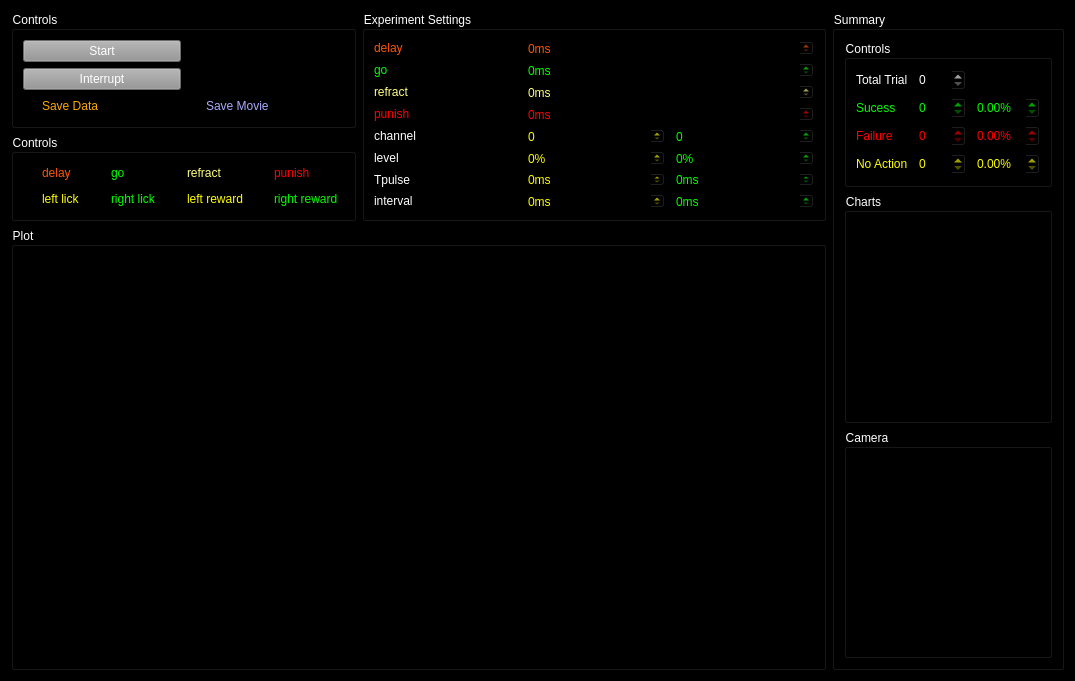
Above: VOTA_Control/VOTAScopeMS/block_training_plot.ui from VNMurthyLab/VOTA-1 before the change. Below: the same form after it.
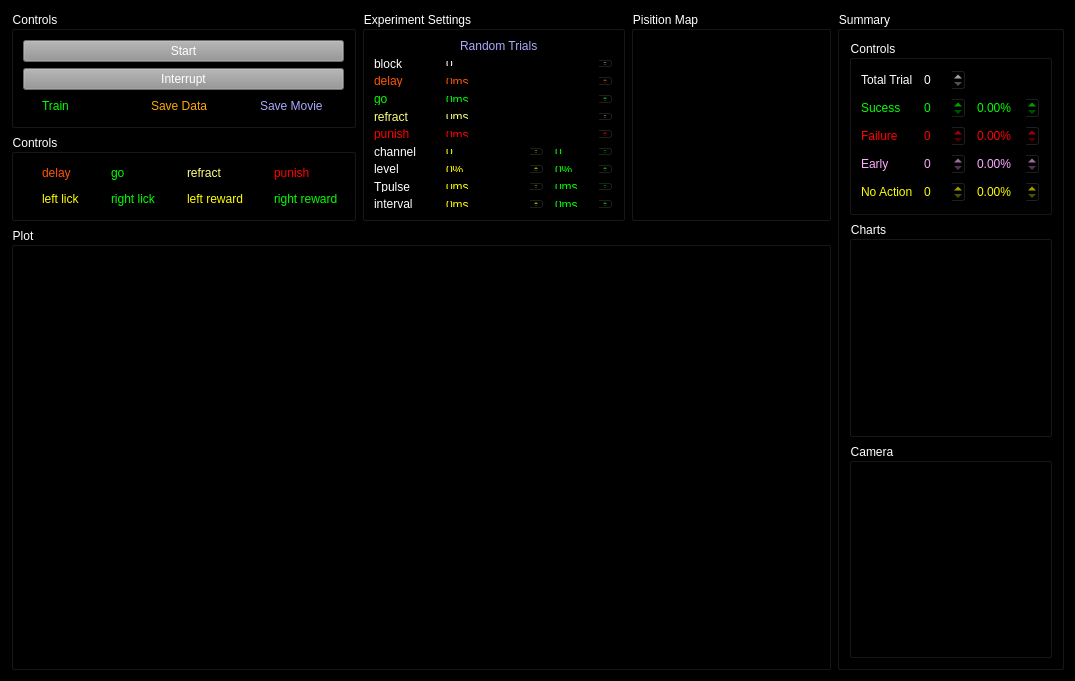
That is the form after the change.

The edit to the form file:
```diff
--- a/VOTA_Control/VOTAScopeMS/block_training_plot.ui
+++ b/VOTA_Control/VOTAScopeMS/block_training_plot.ui
@@ -20,7 +20,7 @@
    <string notr="true">background-color: rgb(0, 0, 0);</string>
   </property>
   <layout class="QGridLayout" name="gridLayout_2" rowstretch="0,0,0,0">
-   <item row="0" column="3" rowspan="4">
+   <item row="0" column="4" rowspan="4">
     <widget class="QGroupBox" name="summary_groupBox">
      <property name="sizePolicy">
       <sizepolicy hsizetype="Preferred" vsizetype="Preferred">
@@ -63,7 +63,7 @@
         </property>
         <layout class="QGridLayout" name="gridLayout_4">
          <item row="1" column="1">
-          <widget class="QDoubleSpinBox" name="num_of_success_doubleSpinBox">
+          <widget class="QDoubleSpinBox" name="success_doubleSpinBox">
            <property name="enabled">
             <bool>true</bool>
            </property>
@@ -101,35 +101,6 @@
            </property>
           </widget>
          </item>
-         <item row="2" column="1">
-          <widget class="QDoubleSpinBox" name="num_of_failure_doubleSpinBox">
-           <property name="enabled">
-            <bool>true</bool>
-           </property>
-           <property name="styleSheet">
-            <string notr="true">color:rgb(255, 0, 0)</string>
-           </property>
-           <property name="decimals">
-            <number>0</number>
-           </property>
-          </widget>
-         </item>
-         <item row="2" column="2">
-          <widget class="QDoubleSpinBox" name="failure_percent_doubleSpinBox">
-           <property name="enabled">
-            <bool>true</bool>
-           </property>
-           <property name="styleSheet">
-            <string notr="true">color:rgb(255, 0, 0)</string>
-           </property>
-           <property name="suffix">
-            <string>%</string>
-           </property>
-           <property name="decimals">
-            <number>2</number>
-           </property>
-          </widget>
-         </item>
          <item row="1" column="0">
           <widget class="QLabel" name="label_21">
            <property name="styleSheet">
@@ -140,13 +111,32 @@
            </property>
           </widget>
          </item>
-         <item row="3" column="0">
-          <widget class="QLabel" name="label_24">
+         <item row="2" column="2">
+          <widget class="QDoubleSpinBox" name="failure_percent_doubleSpinBox">
+           <property name="enabled">
+            <bool>true</bool>
+           </property>
            <property name="styleSheet">
-            <string notr="true">color:rgb(255, 255, 0)</string>
+            <string notr="true">color:rgb(255, 0, 0)</string>
            </property>
-           <property name="text">
-            <string>No Action</string>
+           <property name="suffix">
+            <string>%</string>
+           </property>
+           <property name="decimals">
+            <number>2</number>
+           </property>
+          </widget>
+         </item>
+         <item row="2" column="1">
+          <widget class="QDoubleSpinBox" name="failure_doubleSpinBox">
+           <property name="enabled">
+            <bool>true</bool>
+           </property>
+           <property name="styleSheet">
+            <string notr="true">color:rgb(255, 0, 0)</string>
+           </property>
+           <property name="decimals">
+            <number>0</number>
            </property>
           </widget>
          </item>
@@ -160,8 +150,8 @@
            </property>
           </widget>
          </item>
-         <item row="3" column="2">
-          <widget class="QDoubleSpinBox" name="no_action_percent_doubleSpinBox">
+         <item row="4" column="2">
+          <widget class="QDoubleSpinBox" name="idle_percent_doubleSpinBox">
            <property name="enabled">
             <bool>true</bool>
            </property>
@@ -176,8 +166,18 @@
            </property>
           </widget>
          </item>
-         <item row="3" column="1">
-          <widget class="QDoubleSpinBox" name="num_of_no_action_doubleSpinBox">
+         <item row="4" column="0">
+          <widget class="QLabel" name="label_24">
+           <property name="styleSheet">
+            <string notr="true">color:rgb(255, 255, 0)</string>
+           </property>
+           <property name="text">
+            <string>No Action</string>
+           </property>
+          </widget>
+         </item>
+         <item row="4" column="1">
+          <widget class="QDoubleSpinBox" name="idle_doubleSpinBox">
            <property name="enabled">
             <bool>true</bool>
            </property>
@@ -190,7 +190,7 @@
           </widget>
          </item>
          <item row="0" column="1">
-          <widget class="QDoubleSpinBox" name="num_of_trial_doubleSpinBox">
+          <widget class="QDoubleSpinBox" name="trial_doubleSpinBox">
            <property name="enabled">
             <bool>true</bool>
            </property>
@@ -202,6 +202,45 @@
            </property>
           </widget>
          </item>
+         <item row="3" column="0">
+          <widget class="QLabel" name="label_25">
+           <property name="styleSheet">
+            <string notr="true">color: rgb(255, 170, 255);</string>
+           </property>
+           <property name="text">
+            <string>Early</string>
+           </property>
+          </widget>
+         </item>
+         <item row="3" column="1">
+          <widget class="QDoubleSpinBox" name="early_doubleSpinBox">
+           <property name="enabled">
+            <bool>true</bool>
+           </property>
+           <property name="styleSheet">
+            <string notr="true">color: rgb(255, 170, 255);</string>
+           </property>
+           <property name="decimals">
+            <number>0</number>
+           </property>
+          </widget>
+         </item>
+         <item row="3" column="2">
+          <widget class="QDoubleSpinBox" name="early_percent_doubleSpinBox">
+           <property name="enabled">
+            <bool>true</bool>
+           </property>
+           <property name="styleSheet">
+            <string notr="true">color: rgb(255, 170, 255);</string>
+           </property>
+           <property name="suffix">
+            <string>%</string>
+           </property>
+           <property name="decimals">
+            <number>2</number>
+           </property>
+          </widget>
+         </item>
         </layout>
        </widget>
       </item>
@@ -254,6 +293,104 @@
      </layout>
     </widget>
    </item>
+   <item row="1" column="0">
+    <widget class="QGroupBox" name="controls_groupBox_2">
+     <property name="sizePolicy">
+      <sizepolicy hsizetype="Preferred" vsizetype="Maximum">
+       <horstretch>0</horstretch>
+       <verstretch>0</verstretch>
+      </sizepolicy>
+     </property>
+     <property name="styleSheet">
+      <string notr="true">color: rgb(255, 255, 255);</string>
+     </property>
+     <property name="title">
+      <string>Controls</string>
+     </property>
+     <layout class="QGridLayout" name="gridLayout_5">
+      <item row="4" column="0">
+       <widget class="QCheckBox" name="left_lick_ind_checkBox">
+        <property name="styleSheet">
+         <string notr="true">color:rgb(255, 255, 0)</string>
+        </property>
+        <property name="text">
+         <string>left lick</string>
+        </property>
+       </widget>
+      </item>
+      <item row="1" column="0">
+       <widget class="QCheckBox" name="delay_ind_checkBox">
+        <property name="styleSheet">
+         <string notr="true">color: rgb(255, 85, 0);</string>
+        </property>
+        <property name="text">
+         <string>delay</string>
+        </property>
+       </widget>
+      </item>
+      <item row="1" column="1">
+       <widget class="QCheckBox" name="go_ind_checkBox">
+        <property name="styleSheet">
+         <string notr="true">color: rgb(0, 255, 0);</string>
+        </property>
+        <property name="text">
+         <string>go</string>
+        </property>
+       </widget>
+      </item>
+      <item row="1" column="2">
+       <widget class="QCheckBox" name="refract_ind_checkBox">
+        <property name="styleSheet">
+         <string notr="true">color: rgb(255, 255, 127);</string>
+        </property>
+        <property name="text">
+         <string>refract</string>
+        </property>
+       </widget>
+      </item>
+      <item row="4" column="1">
+       <widget class="QCheckBox" name="right_lick_ind_checkBox">
+        <property name="styleSheet">
+         <string notr="true">color: rgb(0, 255, 0);</string>
+        </property>
+        <property name="text">
+         <string>right lick</string>
+        </property>
+       </widget>
+      </item>
+      <item row="1" column="3">
+       <widget class="QCheckBox" name="punish_ind_checkBox">
+        <property name="styleSheet">
+         <string notr="true">color: rgb(255, 0, 0);</string>
+        </property>
+        <property name="text">
+         <string>punish</string>
+        </property>
+       </widget>
+      </item>
+      <item row="4" column="3">
+       <widget class="QCheckBox" name="right_reward_ind_checkBox">
+        <property name="styleSheet">
+         <string notr="true">color: rgb(0, 255, 0);</string>
+        </property>
+        <property name="text">
+         <string>right reward</string>
+        </property>
+       </widget>
+      </item>
+      <item row="4" column="2">
+       <widget class="QCheckBox" name="left_reward_ind_checkBox">
+        <property name="styleSheet">
+         <string notr="true">color:rgb(255, 255, 0)</string>
+        </property>
+        <property name="text">
+         <string>left reward</string>
+        </property>
+       </widget>
+      </item>
+     </layout>
+    </widget>
+   </item>
    <item row="0" column="0">
     <widget class="QGroupBox" name="controls_groupBox">
      <property name="sizePolicy">
@@ -269,29 +406,7 @@
       <string>Controls</string>
      </property>
      <layout class="QGridLayout" name="gridLayout">
-      <item row="1" column="0">
-       <widget class="QPushButton" name="start_pushButton">
-        <property name="styleSheet">
-         <string notr="true">color: rgb(255, 255, 255);
-background-color: rgb(148, 148, 148);</string>
-        </property>
-        <property name="text">
-         <string>Start</string>
-        </property>
-       </widget>
-      </item>
-      <item row="2" column="0">
-       <widget class="QPushButton" name="interrupt_pushButton">
-        <property name="styleSheet">
-         <string notr="true">color: rgb(255, 255, 255);
-background-color: rgb(148, 148, 148);</string>
-        </property>
-        <property name="text">
-         <string>Interrupt</string>
-        </property>
-       </widget>
-      </item>
-      <item row="3" column="0">
+      <item row="3" column="1">
        <widget class="QCheckBox" name="save_h5_checkBox">
         <property name="styleSheet">
          <string notr="true">color:rgb(255, 170, 0)</string>
@@ -301,7 +416,7 @@
         </property>
        </widget>
       </item>
-      <item row="3" column="1">
+      <item row="3" column="2">
        <widget class="QCheckBox" name="save_movie_checkBox">
         <property name="styleSheet">
          <string notr="true">color:rgb(170, 170, 255)</string>
@@ -311,32 +426,41 @@
         </property>
        </widget>
       </item>
+      <item row="3" column="0">
+       <widget class="QCheckBox" name="train_checkBox">
+        <property name="styleSheet">
+         <string notr="true">color: rgb(0, 255, 0);</string>
+        </property>
+        <property name="text">
+         <string>Train</string>
+        </property>
+       </widget>
+      </item>
+      <item row="1" column="0" colspan="3">
+       <widget class="QPushButton" name="start_pushButton">
+        <property name="styleSheet">
+         <string notr="true">color: rgb(255, 255, 255);
+background-color: rgb(148, 148, 148);</string>
+        </property>
+        <property name="text">
+         <string>Start</string>
+        </property>
+       </widget>
+      </item>
+      <item row="2" column="0" colspan="3">
+       <widget class="QPushButton" name="interrupt_pushButton">
+        <property name="styleSheet">
+         <string notr="true">color: rgb(255, 255, 255);
+background-color: rgb(148, 148, 148);</string>
+        </property>
+        <property name="text">
+         <string>Interrupt</string>
+        </property>
+       </widget>
+      </item>
      </layout>
     </widget>
    </item>
-   <item row="2" column="0" rowspan="2" colspan="3">
-    <widget class="QGroupBox" name="plot_groupBox">
-     <property name="sizePolicy">
-      <sizepolicy hsizetype="Preferred" vsizetype="Expanding">
-       <horstretch>0</horstretch>
-       <verstretch>0</verstretch>
-      </sizepolicy>
-     </property>
-     <property name="minimumSize">
-      <size>
-       <width>0</width>
-       <height>0</height>
-      </size>
-     </property>
-     <property name="styleSheet">
-      <string notr="true">color: rgb(255, 255, 255);</string>
-     </property>
-     <property name="title">
-      <string>Plot</string>
-     </property>
-     <layout class="QVBoxLayout" name="verticalLayout_3"/>
-    </widget>
-   </item>
    <item row="0" column="1" rowspan="2" colspan="2">
     <widget class="QGroupBox" name="control_1groupBox">
      <property name="sizePolicy">
@@ -355,7 +479,7 @@
       <bool>false</bool>
      </property>
      <layout class="QGridLayout" name="gridLayout_3">
-      <item row="6" column="2">
+      <item row="8" column="2">
        <widget class="QDoubleSpinBox" name="level2_doubleSpinBox">
         <property name="enabled">
          <bool>true</bool>
@@ -371,7 +495,7 @@
         </property>
        </widget>
       </item>
-      <item row="6" column="1">
+      <item row="8" column="1">
        <widget class="QDoubleSpinBox" name="level1_doubleSpinBox">
         <property name="enabled">
          <bool>true</bool>
@@ -388,16 +512,6 @@
        </widget>
       </item>
       <item row="2" column="0">
-       <widget class="QLabel" name="label_2">
-        <property name="styleSheet">
-         <string>color: rgb(0, 255, 0);</string>
-        </property>
-        <property name="text">
-         <string>go</string>
-        </property>
-       </widget>
-      </item>
-      <item row="0" column="0">
        <widget class="QLabel" name="label">
         <property name="styleSheet">
          <string>color: rgb(255, 85, 0);</string>
@@ -407,7 +521,33 @@
         </property>
        </widget>
       </item>
-      <item row="3" column="0">
+      <item row="4" column="0">
+       <widget class="QLabel" name="label_2">
+        <property name="styleSheet">
+         <string>color: rgb(0, 255, 0);</string>
+        </property>
+        <property name="text">
+         <string>go</string>
+        </property>
+       </widget>
+      </item>
+      <item row="9" column="1">
+       <widget class="QDoubleSpinBox" name="Tpulse1_doubleSpinBox">
+        <property name="enabled">
+         <bool>true</bool>
+        </property>
+        <property name="styleSheet">
+         <string notr="true">color:rgb(255, 255, 0)</string>
+        </property>
+        <property name="suffix">
+         <string>ms</string>
+        </property>
+        <property name="decimals">
+         <number>0</number>
+        </property>
+       </widget>
+      </item>
+      <item row="5" column="0">
        <widget class="QLabel" name="label_3">
         <property name="styleSheet">
          <string>color: rgb(255, 255, 127);</string>
@@ -417,23 +557,7 @@
         </property>
        </widget>
       </item>
-      <item row="7" column="1">
-       <widget class="QDoubleSpinBox" name="Tpulse1_doubleSpinBox">
-        <property name="enabled">
-         <bool>true</bool>
-        </property>
-        <property name="styleSheet">
-         <string notr="true">color:rgb(255, 255, 0)</string>
-        </property>
-        <property name="suffix">
-         <string>ms</string>
-        </property>
-        <property name="decimals">
-         <number>0</number>
-        </property>
-       </widget>
-      </item>
-      <item row="7" column="2">
+      <item row="9" column="2">
        <widget class="QDoubleSpinBox" name="Tpulse2_doubleSpinBox">
         <property name="enabled">
          <bool>true</bool>
@@ -449,7 +573,7 @@
         </property>
        </widget>
       </item>
-      <item row="5" column="2">
+      <item row="7" column="2">
        <widget class="QDoubleSpinBox" name="channel2_doubleSpinBox">
         <property name="enabled">
          <bool>true</bool>
@@ -465,7 +589,7 @@
         </property>
        </widget>
       </item>
-      <item row="4" column="1" colspan="2">
+      <item row="6" column="1" colspan="2">
        <widget class="QDoubleSpinBox" name="punish_doubleSpinBox">
         <property name="enabled">
          <bool>true</bool>
@@ -481,7 +605,7 @@
         </property>
        </widget>
       </item>
-      <item row="3" column="1" colspan="2">
+      <item row="5" column="1" colspan="2">
        <widget class="QDoubleSpinBox" name="refract_doubleSpinBox">
         <property name="enabled">
          <bool>true</bool>
@@ -497,7 +621,7 @@
         </property>
        </widget>
       </item>
-      <item row="2" column="1" colspan="2">
+      <item row="4" column="1" colspan="2">
        <widget class="QDoubleSpinBox" name="go_doubleSpinBox">
         <property name="enabled">
          <bool>true</bool>
@@ -513,23 +637,7 @@
         </property>
        </widget>
       </item>
-      <item row="5" column="1">
-       <widget class="QDoubleSpinBox" name="channel1_doubleSpinBox">
-        <property name="enabled">
-         <bool>true</bool>
-        </property>
-        <property name="styleSheet">
-         <string notr="true">color:rgb(255, 255, 0)</string>
-        </property>
-        <property name="suffix">
-         <string/>
-        </property>
-        <property name="decimals">
-         <number>0</number>
-        </property>
-       </widget>
-      </item>
-      <item row="0" column="1" colspan="2">
+      <item row="2" column="1" colspan="2">
        <widget class="QDoubleSpinBox" name="delay_doubleSpinBox">
         <property name="enabled">
          <bool>true</bool>
@@ -545,7 +653,23 @@
         </property>
        </widget>
       </item>
-      <item row="8" column="2">
+      <item row="7" column="1">
+       <widget class="QDoubleSpinBox" name="channel1_doubleSpinBox">
+        <property name="enabled">
+         <bool>true</bool>
+        </property>
+        <property name="styleSheet">
+         <string notr="true">color:rgb(255, 255, 0)</string>
+        </property>
+        <property name="suffix">
+         <string/>
+        </property>
+        <property name="decimals">
+         <number>0</number>
+        </property>
+       </widget>
+      </item>
+      <item row="10" column="2">
        <widget class="QDoubleSpinBox" name="interval2_doubleSpinBox">
         <property name="enabled">
          <bool>true</bool>
@@ -561,7 +685,7 @@
         </property>
        </widget>
       </item>
-      <item row="8" column="1">
+      <item row="10" column="1">
        <widget class="QDoubleSpinBox" name="interval1_doubleSpinBox">
         <property name="enabled">
          <bool>true</bool>
@@ -577,35 +701,28 @@
         </property>
        </widget>
       </item>
-      <item row="5" column="0">
+      <item row="7" column="0">
        <widget class="QLabel" name="label_5">
         <property name="text">
          <string>channel</string>
         </property>
        </widget>
       </item>
-      <item row="6" column="0">
+      <item row="8" column="0">
        <widget class="QLabel" name="label_6">
         <property name="text">
          <string>level</string>
         </property>
        </widget>
       </item>
-      <item row="7" column="0">
+      <item row="9" column="0">
        <widget class="QLabel" name="label_7">
         <property name="text">
          <string>Tpulse</string>
         </property>
        </widget>
       </item>
-      <item row="8" column="0">
-       <widget class="QLabel" name="label_8">
-        <property name="text">
-         <string>interval</string>
-        </property>
-       </widget>
-      </item>
-      <item row="4" column="0">
+      <item row="6" column="0">
        <widget class="QLabel" name="label_4">
         <property name="styleSheet">
          <string>color: rgb(255, 0, 0);</string>
@@ -615,107 +732,98 @@
         </property>
        </widget>
       </item>
-     </layout>
-    </widget>
-   </item>
-   <item row="1" column="0">
-    <widget class="QGroupBox" name="controls_groupBox_2">
-     <property name="sizePolicy">
-      <sizepolicy hsizetype="Preferred" vsizetype="Maximum">
-       <horstretch>0</horstretch>
-       <verstretch>0</verstretch>
-      </sizepolicy>
-     </property>
-     <property name="styleSheet">
-      <string notr="true">color: rgb(255, 255, 255);</string>
-     </property>
-     <property name="title">
-      <string>Controls</string>
-     </property>
-     <layout class="QGridLayout" name="gridLayout_5">
-      <item row="4" column="0">
-       <widget class="QCheckBox" name="left_lick_ind_checkBox">
-        <property name="styleSheet">
-         <string notr="true">color:rgb(255, 255, 0)</string>
-        </property>
+      <item row="10" column="0">
+       <widget class="QLabel" name="label_8">
         <property name="text">
-         <string>left lick</string>
+         <string>interval</string>
         </property>
        </widget>
       </item>
       <item row="1" column="0">
-       <widget class="QCheckBox" name="delay_ind_checkBox">
-        <property name="styleSheet">
-         <string notr="true">color: rgb(255, 85, 0);</string>
-        </property>
+       <widget class="QLabel" name="label_9">
         <property name="text">
-         <string>delay</string>
+         <string>block</string>
         </property>
        </widget>
       </item>
-      <item row="1" column="1">
-       <widget class="QCheckBox" name="go_ind_checkBox">
-        <property name="styleSheet">
-         <string notr="true">color: rgb(0, 255, 0);</string>
+      <item row="1" column="1" colspan="2">
+       <widget class="QDoubleSpinBox" name="block_doubleSpinBox">
+        <property name="enabled">
+         <bool>true</bool>
         </property>
-        <property name="text">
-         <string>go</string>
+        <property name="suffix">
+         <string/>
         </property>
-       </widget>
-      </item>
-      <item row="1" column="2">
-       <widget class="QCheckBox" name="refract_ind_checkBox">
-        <property name="styleSheet">
-         <string notr="true">color: rgb(255, 255, 127);</string>
+        <property name="decimals">
+         <number>0</number>
         </property>
-        <property name="text">
-         <string>refract</string>
-        </property>
        </widget>
       </item>
-      <item row="4" column="1">
-       <widget class="QCheckBox" name="right_lick_ind_checkBox">
+      <item row="0" column="1">
+       <widget class="QCheckBox" name="random_checkBox">
         <property name="styleSheet">
-         <string notr="true">color: rgb(0, 255, 0);</string>
+         <string notr="true">color:rgb(170, 170, 255)</string>
         </property>
         <property name="text">
-         <string>right lick</string>
-        </property>
-       </widget>
-      </item>
-      <item row="1" column="3">
-       <widget class="QCheckBox" name="punish_ind_checkBox">
-        <property name="styleSheet">
-         <string notr="true">color: rgb(255, 0, 0);</string>
-        </property>
-        <property name="text">
-         <string>punish</string>
-        </property>
-       </widget>
-      </item>
-      <item row="4" column="3">
-       <widget class="QCheckBox" name="right_reward_ind_checkBox">
-        <property name="styleSheet">
-         <string notr="true">color: rgb(0, 255, 0);</string>
-        </property>
-        <property name="text">
-         <string>right reward</string>
-        </property>
-       </widget>
-      </item>
-      <item row="4" column="2">
-       <widget class="QCheckBox" name="left_reward_ind_checkBox">
-        <property name="styleSheet">
-         <string notr="true">color:rgb(255, 255, 0)</string>
-        </property>
-        <property name="text">
-         <string>left reward</string>
+         <string>Random Trials</string>
         </property>
        </widget>
       </item>
      </layout>
     </widget>
    </item>
+   <item row="2" column="0" rowspan="2" colspan="4">
+    <widget class="QGroupBox" name="plot_groupBox">
+     <property name="sizePolicy">
+      <sizepolicy hsizetype="Preferred" vsizetype="Expanding">
+       <horstretch>0</horstretch>
+       <verstretch>0</verstretch>
+      </sizepolicy>
+     </property>
+     <property name="minimumSize">
+      <size>
+       <width>0</width>
+       <height>0</height>
+      </size>
+     </property>
+     <property name="styleSheet">
+      <string notr="true">color: rgb(255, 255, 255);</string>
+     </property>
+     <property name="title">
+      <string>Plot</string>
+     </property>
+     <layout class="QVBoxLayout" name="verticalLayout_3"/>
+    </widget>
+   </item>
+   <item row="0" column="3" rowspan="2">
+    <widget class="QGroupBox" name="aux_plot_groupBox_2">
+     <property name="sizePolicy">
+      <sizepolicy hsizetype="Preferred" vsizetype="Preferred">
+       <horstretch>0</horstretch>
+       <verstretch>0</verstretch>
+      </sizepolicy>
+     </property>
+     <property name="minimumSize">
+      <size>
+       <width>200</width>
+       <height>0</height>
+      </size>
+     </property>
+     <property name="maximumSize">
+      <size>
+       <width>400</width>
+       <height>16777215</height>
+      </size>
+     </property>
+     <property name="styleSheet">
+      <string notr="true">color: rgb(255, 255, 255);</string>
+     </property>
+     <property name="title">
+      <string>Pisition Map</string>
+     </property>
+     <layout class="QVBoxLayout" name="verticalLayout_4"/>
+    </widget>
+   </item>
   </layout>
  </widget>
  <resources/>
```
